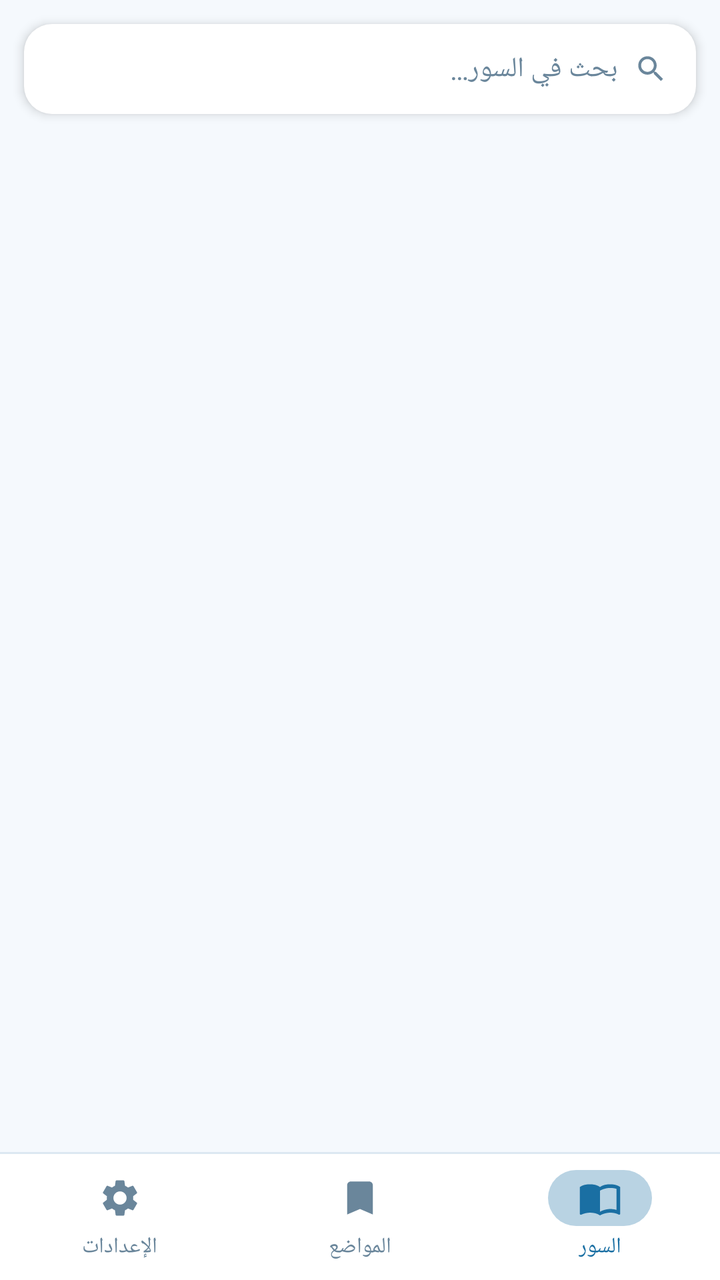
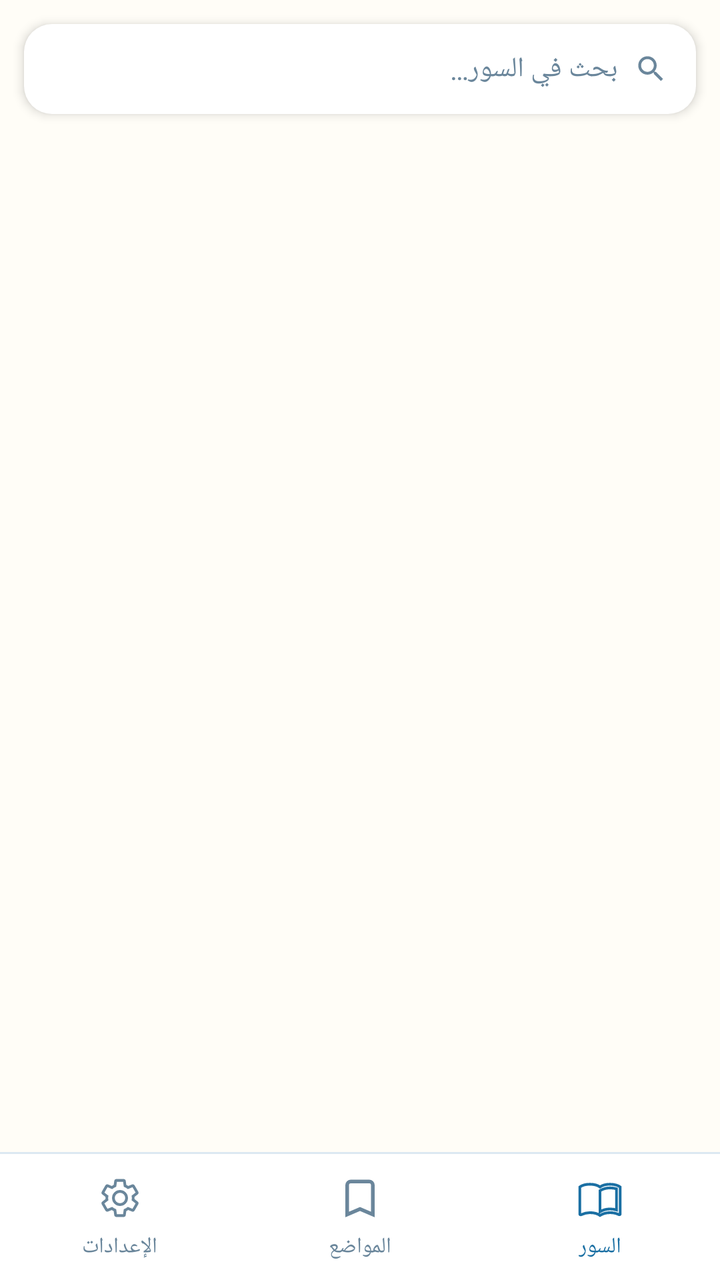

An Android layout rendered at two revisions. The XML below is the earlier revision; the diff shows what the commit changed to produce the second picture.
<!-- AndroidManifest.xml: application theme Theme.Quran -->
<!-- res/layout/activity_index.xml -->
<?xml version="1.0" encoding="utf-8"?>
<LinearLayout xmlns:android="http://schemas.android.com/apk/res/android"
    android:layout_width="match_parent"
    android:layout_height="match_parent"
    android:orientation="vertical"
    android:layoutDirection="rtl"
    android:fitsSystemWindows="true"
    android:background="@color/surface_2">

    
    <FrameLayout
        android:layout_width="match_parent"
        android:layout_height="0dp"
        android:layout_weight="1">

        
        <LinearLayout
            android:id="@+id/pane_index"
            android:layout_width="match_parent"
            android:layout_height="match_parent"
            android:orientation="vertical">

            
            <LinearLayout
                android:layout_width="match_parent"
                android:layout_height="wrap_content"
                android:orientation="horizontal"
                android:gravity="center_vertical"
                android:background="@drawable/search_bg"
                android:elevation="3dp"
                android:stateListAnimator="@null"
                android:layout_marginStart="12dp"
                android:layout_marginEnd="12dp"
                android:layout_marginTop="12dp"
                android:layout_marginBottom="6dp"
                android:paddingStart="14dp"
                android:paddingEnd="14dp">

                <ImageView
                    android:layout_width="17dp"
                    android:layout_height="17dp"
                    android:layout_marginEnd="8dp"
                    android:src="@drawable/ic_search"
                    android:tint="@color/text_mute"
                    android:contentDescription="@string/search_hint" />

                <EditText
                    android:id="@+id/search"
                    android:layout_width="0dp"
                    android:layout_height="wrap_content"
                    android:layout_weight="1"
                    android:hint="@string/search_hint"
                    android:textColor="@color/text"
                    android:textColorHint="@color/text_mute"
                    android:textSize="14sp"
                    android:background="@null"
                    android:paddingTop="13dp"
                    android:paddingBottom="13dp"
                    android:inputType="text"
                    android:imeOptions="actionSearch"
                    android:maxLines="1" />
            </LinearLayout>

            <androidx.recyclerview.widget.RecyclerView
                android:id="@+id/list"
                android:layout_width="match_parent"
                android:layout_height="match_parent"
                android:clipToPadding="false"
                android:paddingBottom="12dp" />
        </LinearLayout>

        
        <LinearLayout
            android:id="@+id/pane_marks"
            android:layout_width="match_parent"
            android:layout_height="match_parent"
            android:orientation="horizontal"
            android:layoutDirection="rtl"
            android:visibility="gone">

            
            <LinearLayout
                android:layout_width="0dp"
                android:layout_height="match_parent"
                android:layout_weight="1"
                android:orientation="vertical">

                <TextView
                    android:layout_width="match_parent"
                    android:layout_height="wrap_content"
                    android:text="@string/marks_col_recent"
                    android:textColor="@color/text_mute"
                    android:textSize="11sp"
                    android:paddingStart="12dp"
                    android:paddingEnd="12dp"
                    android:paddingTop="12dp"
                    android:paddingBottom="6dp" />

                <ScrollView
                    android:layout_width="match_parent"
                    android:layout_height="match_parent">

                    <LinearLayout
                        android:id="@+id/marks_recent"
                        android:layout_width="match_parent"
                        android:layout_height="wrap_content"
                        android:orientation="vertical"
                        android:paddingBottom="16dp" />
                </ScrollView>
            </LinearLayout>

            
            <View
                android:layout_width="1dp"
                android:layout_height="match_parent"
                android:background="@color/line" />

            
            <LinearLayout
                android:layout_width="0dp"
                android:layout_height="match_parent"
                android:layout_weight="1"
                android:orientation="vertical">

                <TextView
                    android:layout_width="match_parent"
                    android:layout_height="wrap_content"
                    android:text="@string/marks_col_saved"
                    android:textColor="@color/text_mute"
                    android:textSize="11sp"
                    android:paddingStart="12dp"
                    android:paddingEnd="12dp"
                    android:paddingTop="12dp"
                    android:paddingBottom="6dp" />

                <ScrollView
                    android:layout_width="match_parent"
                    android:layout_height="match_parent">

                    <LinearLayout
                        android:id="@+id/marks_saved"
                        android:layout_width="match_parent"
                        android:layout_height="wrap_content"
                        android:orientation="vertical"
                        android:paddingBottom="16dp" />
                </ScrollView>
            </LinearLayout>
        </LinearLayout>

        
        <ScrollView
            android:id="@+id/pane_settings"
            android:layout_width="match_parent"
            android:layout_height="match_parent"
            android:visibility="gone">

            <LinearLayout
                android:layout_width="match_parent"
                android:layout_height="wrap_content"
                android:orientation="vertical"
                android:paddingTop="8dp"
                android:paddingBottom="16dp">

                <LinearLayout
                    android:id="@+id/row_reciter"
                    android:layout_width="match_parent"
                    android:layout_height="wrap_content"
                    android:orientation="vertical" />

                <LinearLayout
                    android:id="@+id/row_theme"
                    android:layout_width="match_parent"
                    android:layout_height="wrap_content"
                    android:orientation="vertical" />
            </LinearLayout>
        </ScrollView>
    </FrameLayout>

    
    <LinearLayout
        android:id="@+id/card_resume"
        android:layout_width="match_parent"
        android:layout_height="wrap_content"
        android:orientation="horizontal"
        android:gravity="center_vertical"
        android:layoutDirection="rtl"
        android:background="@drawable/card"
        android:elevation="1dp"
        android:paddingStart="16dp"
        android:paddingEnd="14dp"
        android:paddingTop="11dp"
        android:paddingBottom="11dp"
        android:layout_marginStart="12dp"
        android:layout_marginEnd="12dp"
        android:layout_marginTop="4dp"
        android:layout_marginBottom="8dp"
        android:clickable="true"
        android:focusable="true"
        android:visibility="gone">

        <ImageView
            android:layout_width="20dp"
            android:layout_height="20dp"
            android:src="@drawable/ic_bookmark"
            android:tint="@color/accent"
            android:contentDescription="@null" />

        <LinearLayout
            android:layout_width="0dp"
            android:layout_height="wrap_content"
            android:layout_weight="1"
            android:layout_marginStart="12dp"
            android:orientation="vertical">

            <TextView
                android:layout_width="wrap_content"
                android:layout_height="wrap_content"
                android:text="@string/resume"
                android:textColor="@color/text"
                android:textSize="13sp" />

            <TextView
                android:id="@+id/resume_detail"
                android:layout_width="wrap_content"
                android:layout_height="wrap_content"
                android:layout_marginTop="1dp"
                android:textColor="@color/text_mute"
                android:textSize="11sp" />
        </LinearLayout>

        <ImageView
            android:layout_width="14dp"
            android:layout_height="14dp"
            android:src="@drawable/ic_chevron"
            android:tint="@color/text_mute"
            android:contentDescription="@null" />
    </LinearLayout>

    
    <LinearLayout
        android:id="@+id/bottom_nav"
        android:layout_width="match_parent"
        android:layout_height="64dp"
        android:orientation="horizontal"
        android:background="@drawable/strip_surface">

        <LinearLayout
            android:id="@+id/nav_surahs"
            android:layout_width="0dp"
            android:layout_height="match_parent"
            android:layout_weight="1"
            android:orientation="vertical"
            android:gravity="center"
            android:clickable="true"
            android:focusable="true">

            <FrameLayout
                android:id="@+id/nav_pill_surahs"
                android:layout_width="52dp"
                android:layout_height="28dp"
                android:duplicateParentState="true"
                android:background="@drawable/nav_pill">

                <ImageView
                    android:id="@+id/nav_icon_surahs"
                    android:layout_width="22dp"
                    android:layout_height="22dp"
                    android:layout_gravity="center"
                    android:duplicateParentState="true"
                    android:src="@drawable/ic_surahs"
                    android:tint="@color/accent" />
            </FrameLayout>

            <TextView
                android:id="@+id/nav_label_surahs"
                android:layout_width="wrap_content"
                android:layout_height="wrap_content"
                android:layout_marginTop="3dp"
                android:duplicateParentState="true"
                android:text="@string/tab_index"
                android:textColor="@color/accent"
                android:textSize="11sp" />
        </LinearLayout>

        <LinearLayout
            android:id="@+id/nav_marks"
            android:layout_width="0dp"
            android:layout_height="match_parent"
            android:layout_weight="1"
            android:orientation="vertical"
            android:gravity="center"
            android:clickable="true"
            android:focusable="true">

            <FrameLayout
                android:id="@+id/nav_pill_marks"
                android:layout_width="52dp"
                android:layout_height="28dp"
                android:duplicateParentState="true"
                android:background="@drawable/nav_pill_press">

                <ImageView
                    android:id="@+id/nav_icon_marks"
                    android:layout_width="22dp"
                    android:layout_height="22dp"
                    android:layout_gravity="center"
                    android:duplicateParentState="true"
                    android:src="@drawable/ic_bookmark"
                    android:tint="@color/icon_btn" />
            </FrameLayout>

            <TextView
                android:id="@+id/nav_label_marks"
                android:layout_width="wrap_content"
                android:layout_height="wrap_content"
                android:layout_marginTop="3dp"
                android:duplicateParentState="true"
                android:text="@string/tab_marks"
                android:textColor="@color/icon_btn"
                android:textSize="11sp" />
        </LinearLayout>

        <LinearLayout
            android:id="@+id/nav_settings"
            android:layout_width="0dp"
            android:layout_height="match_parent"
            android:layout_weight="1"
            android:orientation="vertical"
            android:gravity="center"
            android:clickable="true"
            android:focusable="true">

            <FrameLayout
                android:id="@+id/nav_pill_settings"
                android:layout_width="52dp"
                android:layout_height="28dp"
                android:duplicateParentState="true"
                android:background="@drawable/nav_pill_press">

                <ImageView
                    android:id="@+id/nav_icon_settings"
                    android:layout_width="22dp"
                    android:layout_height="22dp"
                    android:layout_gravity="center"
                    android:duplicateParentState="true"
                    android:src="@drawable/ic_settings"
                    android:tint="@color/icon_btn" />
            </FrameLayout>

            <TextView
                android:id="@+id/nav_label_settings"
                android:layout_width="wrap_content"
                android:layout_height="wrap_content"
                android:layout_marginTop="3dp"
                android:duplicateParentState="true"
                android:text="@string/tab_settings"
                android:textColor="@color/icon_btn"
                android:textSize="11sp" />
        </LinearLayout>
    </LinearLayout>
</LinearLayout>
<!-- resources referenced by this layout -->
<resources>
  <color name="accent">#1A6FA3</color>
  <color name="line">#DCE8F2</color>
  <color name="surface_2">#F5F9FD</color>
  <color name="text">#16283A</color>
  <color name="text_mute">#6A869B</color>
  <!-- drawable card (drawable) -->
  <?xml version="1.0" encoding="utf-8"?>
  <ripple xmlns:android="http://schemas.android.com/apk/res/android"
      android:color="@color/accent_soft">
      <item>
          <shape android:shape="rectangle">
              <corners android:radius="18dp" />
              <solid android:color="@color/surface" />
              <stroke android:width="1dp" android:color="@color/line" />
          </shape>
      </item>
      <item android:id="@android:id/mask">
          <shape android:shape="rectangle">
              <corners android:radius="18dp" />
              <solid android:color="#FFFFFFFF" />
          </shape>
      </item>
  </ripple>
  <!-- drawable ic_settings (drawable) -->
  <?xml version="1.0" encoding="utf-8"?>
  <vector xmlns:android="http://schemas.android.com/apk/res/android"
      android:width="24dp"
      android:height="24dp"
      android:viewportWidth="24"
      android:viewportHeight="24">
      <path
          android:fillColor="#000000"
          android:pathData="M19.14,12.94c0.04,-0.3 0.06,-0.61 0.06,-0.94c0,-0.32 -0.02,-0.64 -0.07,-0.94l2.03,-1.58c0.18,-0.14 0.23,-0.41 0.12,-0.61l-1.92,-3.32c-0.12,-0.22 -0.37,-0.29 -0.59,-0.22l-2.39,0.96c-0.5,-0.38 -1.03,-0.7 -1.62,-0.94L14.4,2.81c-0.04,-0.24 -0.24,-0.41 -0.48,-0.41h-3.84c-0.24,0 -0.43,0.17 -0.47,0.41L9.25,5.35C8.66,5.59 8.12,5.92 7.63,6.29L5.24,5.33c-0.22,-0.08 -0.47,0 -0.59,0.22L2.74,8.87C2.62,9.08 2.66,9.34 2.86,9.48l2.03,1.58C4.84,11.36 4.8,11.69 4.8,12s0.02,0.64 0.07,0.94l-2.03,1.58c-0.18,0.14 -0.23,0.41 -0.12,0.61l1.92,3.32c0.12,0.22 0.37,0.29 0.59,0.22l2.39,-0.96c0.5,0.38 1.03,0.7 1.62,0.94l0.36,2.54c0.05,0.24 0.24,0.41 0.48,0.41h3.84c0.24,0 0.44,-0.17 0.47,-0.41l0.36,-2.54c0.59,-0.24 1.13,-0.56 1.62,-0.94l2.39,0.96c0.22,0.08 0.47,0 0.59,-0.22l1.92,-3.32c0.12,-0.22 0.07,-0.47 -0.12,-0.61L19.14,12.94zM12,15.6c-1.98,0 -3.6,-1.62 -3.6,-3.6s1.62,-3.6 3.6,-3.6s3.6,1.62 3.6,3.6S13.98,15.6 12,15.6z" />
  </vector>
  <!-- drawable ic_surahs (drawable) -->
  <?xml version="1.0" encoding="utf-8"?>
  <vector xmlns:android="http://schemas.android.com/apk/res/android"
      android:width="24dp"
      android:height="24dp"
      android:viewportWidth="24"
      android:viewportHeight="24">
      <path
          android:fillColor="#000000"
          android:pathData="M21,5c-1.11,-0.35-2.33,-0.5-3.5,-0.5c-1.95,0-4.05,0.4-5.5,1.5c-1.45,-1.1-3.55,-1.5-5.5,-1.5S2.45,4.9 1,6v14.65c0,0.25 0.25,0.5 0.5,0.5c0.1,0 0.15,-0.05 0.25,-0.05C3.1,20.45 5.05,20 6.5,20c1.95,0 4.05,0.4 5.5,1.5c1.35,-0.85 3.8,-1.5 5.5,-1.5c1.65,0 3.35,0.3 4.75,1.05c0.1,0.05 0.15,0.05 0.25,0.05c0.25,0 0.5,-0.25 0.5,-0.5V6C22.4,5.55 21.75,5.25 21,5zM21,18.5c-1.1,-0.35-2.3,-0.5-3.5,-0.5c-1.7,0-4.15,0.65-5.5,1.5V8c1.35,-0.85 3.8,-1.5 5.5,-1.5c1.2,0 2.4,0.15 3.5,0.5V18.5z" />
  </vector>
  <!-- drawable nav_pill (drawable) -->
  <?xml version="1.0" encoding="utf-8"?>
  <shape xmlns:android="http://schemas.android.com/apk/res/android"
      android:shape="rectangle">
      <solid android:color="@color/accent_soft" />
      <corners android:radius="14dp" />
  </shape>
  <!-- drawable nav_pill_press (drawable) -->
  <?xml version="1.0" encoding="utf-8"?>
  <selector xmlns:android="http://schemas.android.com/apk/res/android">
      <item android:state_pressed="true">
          <shape android:shape="rectangle">
              <solid android:color="@color/accent_soft" />
              <corners android:radius="14dp" />
          </shape>
      </item>
      <item><color android:color="@android:color/transparent" /></item>
  </selector>
  <string name="resume">متابعة القراءة</string>
  <string name="tab_index">السور</string>
  <string name="tab_marks">المواضع</string>
  <string name="tab_settings">الإعدادات</string>
  <color name="accent_soft">#4D1A6FA3</color>
  <color name="surface">#FFFFFF</color>
  <color name="paper">#FFFDF7</color>
  <!-- unchanged entries left out for length: 9 -->
</resources>

<!-- the commit's change to res/layout/activity_index.xml (unified diff, before → after) -->
@@ -18,7 +18,8 @@
             android:id="@+id/pane_index"
             android:layout_width="match_parent"
             android:layout_height="match_parent"
-            android:orientation="vertical">
+            android:orientation="vertical"
+            android:background="@color/paper">
 
             
             <LinearLayout
@@ -66,7 +67,7 @@
                 android:layout_width="match_parent"
                 android:layout_height="match_parent"
                 android:clipToPadding="false"
-                android:paddingBottom="12dp" />
+                android:paddingBottom="8dp" />
         </LinearLayout>
 
         
@@ -162,12 +163,6 @@
                 android:paddingBottom="16dp">
 
                 <LinearLayout
-                    android:id="@+id/row_reciter"
-                    android:layout_width="match_parent"
-                    android:layout_height="wrap_content"
-                    android:orientation="vertical" />
-
-                <LinearLayout
                     android:id="@+id/row_theme"
                     android:layout_width="match_parent"
                     android:layout_height="wrap_content"
@@ -184,23 +179,19 @@
         android:orientation="horizontal"
         android:gravity="center_vertical"
         android:layoutDirection="rtl"
-        android:background="@drawable/card"
-        android:elevation="1dp"
+        android:background="@drawable/strip_surface"
+        android:foreground="?selectableItemBackground"
         android:paddingStart="16dp"
         android:paddingEnd="14dp"
-        android:paddingTop="11dp"
-        android:paddingBottom="11dp"
-        android:layout_marginStart="12dp"
-        android:layout_marginEnd="12dp"
-        android:layout_marginTop="4dp"
-        android:layout_marginBottom="8dp"
+        android:paddingTop="8dp"
+        android:paddingBottom="8dp"
         android:clickable="true"
         android:focusable="true"
         android:visibility="gone">
 
         <ImageView
-            android:layout_width="20dp"
-            android:layout_height="20dp"
+            android:layout_width="18dp"
+            android:layout_height="18dp"
             android:src="@drawable/ic_bookmark"
             android:tint="@color/accent"
             android:contentDescription="@null" />
@@ -217,15 +208,16 @@
                 android:layout_height="wrap_content"
                 android:text="@string/resume"
                 android:textColor="@color/text"
-                android:textSize="13sp" />
+                android:includeFontPadding="false"
+                android:textSize="12sp" />
 
             <TextView
                 android:id="@+id/resume_detail"
                 android:layout_width="wrap_content"
                 android:layout_height="wrap_content"
-                android:layout_marginTop="1dp"
                 android:textColor="@color/text_mute"
-                android:textSize="11sp" />
+                android:includeFontPadding="false"
+                android:textSize="10sp" />
         </LinearLayout>
 
         <ImageView
@@ -258,8 +250,7 @@
                 android:id="@+id/nav_pill_surahs"
                 android:layout_width="52dp"
                 android:layout_height="28dp"
-                android:duplicateParentState="true"
-                android:background="@drawable/nav_pill">
+                android:duplicateParentState="true">
 
                 <ImageView
                     android:id="@+id/nav_icon_surahs"
@@ -267,7 +258,7 @@
                     android:layout_height="22dp"
                     android:layout_gravity="center"
                     android:duplicateParentState="true"
-                    android:src="@drawable/ic_surahs"
+                    android:src="@drawable/ic_surahs_outline"
                     android:tint="@color/accent" />
             </FrameLayout>
 
@@ -296,8 +287,7 @@
                 android:id="@+id/nav_pill_marks"
                 android:layout_width="52dp"
                 android:layout_height="28dp"
-                android:duplicateParentState="true"
-                android:background="@drawable/nav_pill_press">
+                android:duplicateParentState="true">
 
                 <ImageView
                     android:id="@+id/nav_icon_marks"
@@ -305,7 +295,7 @@
                     android:layout_height="22dp"
                     android:layout_gravity="center"
                     android:duplicateParentState="true"
-                    android:src="@drawable/ic_bookmark"
+                    android:src="@drawable/ic_bookmark_outline"
                     android:tint="@color/icon_btn" />
             </FrameLayout>
 
@@ -334,8 +324,7 @@
                 android:id="@+id/nav_pill_settings"
                 android:layout_width="52dp"
                 android:layout_height="28dp"
-                android:duplicateParentState="true"
-                android:background="@drawable/nav_pill_press">
+                android:duplicateParentState="true">
 
                 <ImageView
                     android:id="@+id/nav_icon_settings"
@@ -343,7 +332,7 @@
                     android:layout_height="22dp"
                     android:layout_gravity="center"
                     android:duplicateParentState="true"
-                    android:src="@drawable/ic_settings"
+                    android:src="@drawable/ic_settings_outline"
                     android:tint="@color/icon_btn" />
             </FrameLayout>
 
<!-- resource entries referenced after the edit -->
@@ -5,25 +5,7 @@
   <color name="surface_2">#F5F9FD</color>
   <color name="text">#16283A</color>
   <color name="text_mute">#6A869B</color>
-  <!-- drawable card (drawable) -->
-  <?xml version="1.0" encoding="utf-8"?>
-  <ripple xmlns:android="http://schemas.android.com/apk/res/android"
-      android:color="@color/accent_soft">
-      <item>
-          <shape android:shape="rectangle">
-              <corners android:radius="18dp" />
-              <solid android:color="@color/surface" />
-              <stroke android:width="1dp" android:color="@color/line" />
-          </shape>
-      </item>
-      <item android:id="@android:id/mask">
-          <shape android:shape="rectangle">
-              <corners android:radius="18dp" />
-              <solid android:color="#FFFFFFFF" />
-          </shape>
-      </item>
-  </ripple>
-  <!-- drawable ic_settings (drawable) -->
+  <!-- drawable ic_bookmark_outline (drawable) -->
   <?xml version="1.0" encoding="utf-8"?>
   <vector xmlns:android="http://schemas.android.com/apk/res/android"
       android:width="24dp"
@@ -31,10 +13,12 @@
       android:viewportWidth="24"
       android:viewportHeight="24">
       <path
-          android:fillColor="#000000"
-          android:pathData="M19.14,12.94c0.04,-0.3 0.06,-0.61 0.06,-0.94c0,-0.32 -0.02,-0.64 -0.07,-0.94l2.03,-1.58c0.18,-0.14 0.23,-0.41 0.12,-0.61l-1.92,-3.32c-0.12,-0.22 -0.37,-0.29 -0.59,-0.22l-2.39,0.96c-0.5,-0.38 -1.03,-0.7 -1.62,-0.94L14.4,2.81c-0.04,-0.24 -0.24,-0.41 -0.48,-0.41h-3.84c-0.24,0 -0.43,0.17 -0.47,0.41L9.25,5.35C8.66,5.59 8.12,5.92 7.63,6.29L5.24,5.33c-0.22,-0.08 -0.47,0 -0.59,0.22L2.74,8.87C2.62,9.08 2.66,9.34 2.86,9.48l2.03,1.58C4.84,11.36 4.8,11.69 4.8,12s0.02,0.64 0.07,0.94l-2.03,1.58c-0.18,0.14 -0.23,0.41 -0.12,0.61l1.92,3.32c0.12,0.22 0.37,0.29 0.59,0.22l2.39,-0.96c0.5,0.38 1.03,0.7 1.62,0.94l0.36,2.54c0.05,0.24 0.24,0.41 0.48,0.41h3.84c0.24,0 0.44,-0.17 0.47,-0.41l0.36,-2.54c0.59,-0.24 1.13,-0.56 1.62,-0.94l2.39,0.96c0.22,0.08 0.47,0 0.59,-0.22l1.92,-3.32c0.12,-0.22 0.07,-0.47 -0.12,-0.61L19.14,12.94zM12,15.6c-1.98,0 -3.6,-1.62 -3.6,-3.6s1.62,-3.6 3.6,-3.6s3.6,1.62 3.6,3.6S13.98,15.6 12,15.6z" />
+          android:fillColor="@android:color/transparent"
+          android:strokeColor="#FFFFFF"
+          android:strokeWidth="2"
+          android:pathData="M17,3H7C5.9,3 5,3.9 5,5v16l7,-3 7,3V5C19,3.9 18.1,3 17,3z" />
   </vector>
-  <!-- drawable ic_surahs (drawable) -->
+  <!-- drawable ic_settings_outline (drawable) -->
   <?xml version="1.0" encoding="utf-8"?>
   <vector xmlns:android="http://schemas.android.com/apk/res/android"
       android:width="24dp"
@@ -42,32 +26,28 @@
       android:viewportWidth="24"
       android:viewportHeight="24">
       <path
-          android:fillColor="#000000"
+          android:fillColor="@android:color/transparent"
+          android:strokeColor="#000000"
+          android:strokeWidth="1.5"
+          android:pathData="M19.14,12.94c0.04,-0.3 0.06,-0.61 0.06,-0.94c0,-0.32 -0.02,-0.64 -0.07,-0.94l2.03,-1.58c0.18,-0.14 0.23,-0.41 0.12,-0.61l-1.92,-3.32c-0.12,-0.22 -0.37,-0.29 -0.59,-0.22l-2.39,0.96c-0.5,-0.38 -1.03,-0.7 -1.62,-0.94L14.4,2.81c-0.04,-0.24 -0.24,-0.41 -0.48,-0.41h-3.84c-0.24,0 -0.43,0.17 -0.47,0.41L9.25,5.35C8.66,5.59 8.12,5.92 7.63,6.29L5.24,5.33c-0.22,-0.08 -0.47,0 -0.59,0.22L2.74,8.87C2.62,9.08 2.66,9.34 2.86,9.48l2.03,1.58C4.84,11.36 4.8,11.69 4.8,12s0.02,0.64 0.07,0.94l-2.03,1.58c-0.18,0.14 -0.23,0.41 -0.12,0.61l1.92,3.32c0.12,0.22 0.37,0.29 0.59,0.22l2.39,-0.96c0.5,0.38 1.03,0.7 1.62,0.94l0.36,2.54c0.05,0.24 0.24,0.41 0.48,0.41h3.84c0.24,0 0.44,-0.17 0.47,-0.41l0.36,-2.54c0.59,-0.24 1.13,-0.56 1.62,-0.94l2.39,0.96c0.22,0.08 0.47,0 0.59,-0.22l1.92,-3.32c0.12,-0.22 0.07,-0.47 -0.12,-0.61L19.14,12.94zM12,15.6c-1.98,0 -3.6,-1.62 -3.6,-3.6s1.62,-3.6 3.6,-3.6s3.6,1.62 3.6,3.6S13.98,15.6 12,15.6z" />
+  </vector>
+  <!-- drawable ic_surahs_outline (drawable) -->
+  <?xml version="1.0" encoding="utf-8"?>
+  <vector xmlns:android="http://schemas.android.com/apk/res/android"
+      android:width="24dp"
+      android:height="24dp"
+      android:viewportWidth="24"
+      android:viewportHeight="24">
+      <path
+          android:fillColor="@android:color/transparent"
+          android:strokeColor="#000000"
+          android:strokeWidth="1.5"
           android:pathData="M21,5c-1.11,-0.35-2.33,-0.5-3.5,-0.5c-1.95,0-4.05,0.4-5.5,1.5c-1.45,-1.1-3.55,-1.5-5.5,-1.5S2.45,4.9 1,6v14.65c0,0.25 0.25,0.5 0.5,0.5c0.1,0 0.15,-0.05 0.25,-0.05C3.1,20.45 5.05,20 6.5,20c1.95,0 4.05,0.4 5.5,1.5c1.35,-0.85 3.8,-1.5 5.5,-1.5c1.65,0 3.35,0.3 4.75,1.05c0.1,0.05 0.15,0.05 0.25,0.05c0.25,0 0.5,-0.25 0.5,-0.5V6C22.4,5.55 21.75,5.25 21,5zM21,18.5c-1.1,-0.35-2.3,-0.5-3.5,-0.5c-1.7,0-4.15,0.65-5.5,1.5V8c1.35,-0.85 3.8,-1.5 5.5,-1.5c1.2,0 2.4,0.15 3.5,0.5V18.5z" />
   </vector>
-  <!-- drawable nav_pill (drawable) -->
-  <?xml version="1.0" encoding="utf-8"?>
-  <shape xmlns:android="http://schemas.android.com/apk/res/android"
-      android:shape="rectangle">
-      <solid android:color="@color/accent_soft" />
-      <corners android:radius="14dp" />
-  </shape>
-  <!-- drawable nav_pill_press (drawable) -->
-  <?xml version="1.0" encoding="utf-8"?>
-  <selector xmlns:android="http://schemas.android.com/apk/res/android">
-      <item android:state_pressed="true">
-          <shape android:shape="rectangle">
-              <solid android:color="@color/accent_soft" />
-              <corners android:radius="14dp" />
-          </shape>
-      </item>
-      <item><color android:color="@android:color/transparent" /></item>
-  </selector>
   <string name="resume">متابعة القراءة</string>
   <string name="tab_index">السور</string>
   <string name="tab_marks">المواضع</string>
   <string name="tab_settings">الإعدادات</string>
-  <color name="accent_soft">#4D1A6FA3</color>
   <color name="surface">#FFFFFF</color>
   <color name="paper">#FFFDF7</color>
   <!-- unchanged entries left out for length: 9 -->
